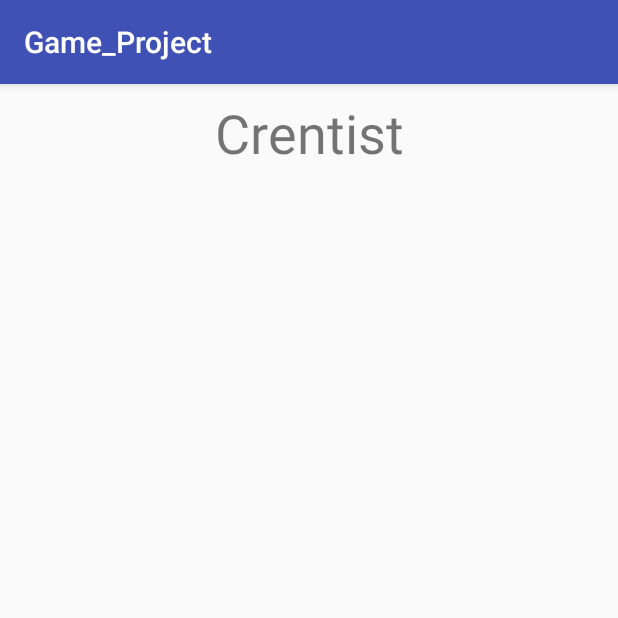
After one commit to josephvu519/Game_Project, an Android app: the GameplayActivity screen opened directly, with no data from a screen before it, on a phone screen of 412 x 824 dp, the top half of it. The commit adds this screen. Run offline under Robolectric (Android 15) with nearby library versions, the phone set to English and light mode, and no system bars.

Commit message:
Improved alertdialog and made toast
Made it respond to only the quit button.
Made a new activity and linked it from main activity's start button.
Made a toast appear the moment you start the activity (can be used for instructions).

```diff
--- a/app/src/main/AndroidManifest.xml
+++ b/app/src/main/AndroidManifest.xml
@@ -16,6 +16,7 @@
                 <category android:name="android.intent.category.LAUNCHER" />
             </intent-filter>
         </activity>
+        <activity android:name=".GameplayActivity"></activity>
     </application>
 
 </manifest>
--- /dev/null
+++ b/app/src/main/java/com/example/game_project/GameplayActivity.java
@@ -0,0 +1,16 @@
+package com.example.game_project;
+
+import android.support.v7.app.AppCompatActivity;
+import android.os.Bundle;
+import android.widget.Toast;
+
+public class GameplayActivity extends AppCompatActivity {
+
+    @Override
+    protected void onCreate(Bundle savedInstanceState) {
+        super.onCreate(savedInstanceState);
+        setContentView(R.layout.gameplay);
+
+        Toast.makeText(this, "Hello Clarice", Toast.LENGTH_LONG).show();
+    }
+}
--- /dev/null
+++ b/app/src/main/res/layout/gameplay.xml
@@ -0,0 +1,21 @@
+<?xml version="1.0" encoding="utf-8"?>
+<android.support.constraint.ConstraintLayout xmlns:android="http://schemas.android.com/apk/res/android"
+    xmlns:app="http://schemas.android.com/apk/res-auto"
+    xmlns:tools="http://schemas.android.com/tools"
+    android:layout_width="match_parent"
+    android:layout_height="match_parent"
+    tools:context="com.example.game_project.GameplayActivity">
+
+    <TextView
+        android:id="@+id/textView9"
+        android:layout_width="wrap_content"
+        android:layout_height="wrap_content"
+        android:layout_marginEnd="8dp"
+        android:layout_marginStart="8dp"
+        android:layout_marginTop="8dp"
+        android:text="Crentist"
+        android:textSize="36sp"
+        app:layout_constraintEnd_toEndOf="parent"
+        app:layout_constraintStart_toStartOf="parent"
+        app:layout_constraintTop_toTopOf="parent" />
+</android.support.constraint.ConstraintLayout>
```
Also changed, not shown: app/src/main/java/com/example/game_project/MainActivity.java (+29 -6 lines), app/src/main/res/layout/activity_main.xml (+19 -19 lines).
